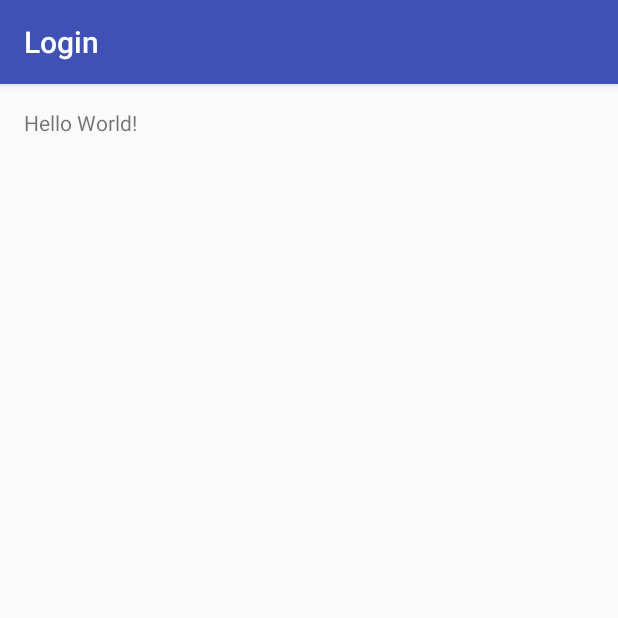
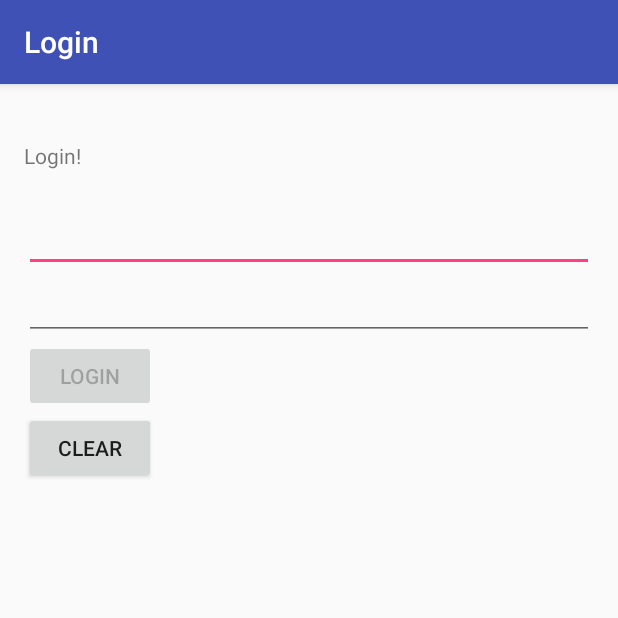
Before and after one commit to rvkumar92/android, an Android app: the screen it shows after launch (MainActivity), on a phone screen of 412 x 824 dp, the top half of it. Run offline under Robolectric (Android 15) with nearby library versions, the phone set to English and light mode, and no system bars.

Commit message:
login page that redirects to another activity using intent

```diff
--- a/Login/app/src/main/java/com/rvkumar/login/MainActivity.java
+++ b/Login/app/src/main/java/com/rvkumar/login/MainActivity.java
@@ -1,13 +1,104 @@
 package com.rvkumar.login;
 
+import android.content.Intent;
 import android.support.v7.app.AppCompatActivity;
 import android.os.Bundle;
+import android.text.Editable;
+import android.text.TextWatcher;
+import android.view.View;
+import android.widget.Button;
+import android.widget.EditText;
 
 public class MainActivity extends AppCompatActivity {
+    final String uName= "ind.vijayworldz@gmail.com";
+    final String pwd = "born2win";
 
+    boolean userStatus = false;
+    boolean passwordStatus = false;
+    Button login, clear;
+    EditText username, password;
     @Override
     protected void onCreate(Bundle savedInstanceState) {
+
         super.onCreate(savedInstanceState);
         setContentView(R.layout.activity_main);
+        final Intent intent = new Intent(this,LoginPage.class);
+        login = (Button) findViewById(R.id.login);
+        clear = (Button) findViewById(R.id.clear);
+        username = (EditText) findViewById(R.id.username);
+        password = (EditText) findViewById(R.id.password);
+        login.setEnabled(false);
+        login.setOnClickListener(new Button.OnClickListener() {
+
+            @Override
+            public void onClick(View v) {
+                intent.putExtra("userName", username.getText().toString());
+                intent.addFlags(intent.FLAG_ACTIVITY_CLEAR_TASK);
+                intent.addFlags(intent.FLAG_ACTIVITY_NEW_TASK);
+                startActivity(intent);
+            }
+        });
+
+        clear.setOnClickListener(new Button.OnClickListener() {
+
+            @Override
+            public void onClick(View v) {
+                username.setText("");
+                password.setText("");
+            }
+        });
+
+        username.addTextChangedListener(new TextWatcher() {
+            @Override
+            public void beforeTextChanged(CharSequence s, int start, int count, int after) {
+
+            }
+
+            @Override
+            public void onTextChanged(CharSequence s, int start, int before, int count) {
+                System.out.println(username.getText().toString());
+                System.out.println(uName);
+                System.out.println(uName.equals(username.getText().toString()));
+                if (uName.equals(username.getText().toString())) {
+                    userStatus = true;
+                } else {
+                    userStatus = false;
+                }
+            }
+
+            @Override
+            public void afterTextChanged(Editable s) {
+                if (userStatus && passwordStatus) {
+                    login.setEnabled(true);
+                } else {
+                    login.setEnabled(false);
+                }
+            }
+        });
+
+        password.addTextChangedListener(new TextWatcher() {
+            @Override
+            public void beforeTextChanged(CharSequence s, int start, int count, int after) {
+
+            }
+
+            @Override
+            public void onTextChanged(CharSequence s, int start, int before, int count) {
+                if(pwd.equals(password.getText().toString())){
+                    passwordStatus = true;
+                }else{
+                    passwordStatus = false;
+                }
+            }
+
+            @Override
+            public void afterTextChanged(Editable s) {
+                if (userStatus && passwordStatus) {
+                    login.setEnabled(true);
+                } else {
+                    login.setEnabled(false);
+                }
+            }
+        });
     }
 }
--- a/Login/app/src/main/res/layout/activity_main.xml
+++ b/Login/app/src/main/res/layout/activity_main.xml
@@ -1,5 +1,5 @@
 <?xml version="1.0" encoding="utf-8"?>
-<RelativeLayout xmlns:android="http://schemas.android.com/apk/res/android"
+<LinearLayout xmlns:android="http://schemas.android.com/apk/res/android"
     xmlns:tools="http://schemas.android.com/tools"
     android:layout_width="match_parent"
     android:layout_height="match_parent"
@@ -7,10 +7,38 @@
     android:paddingLeft="@dimen/activity_horizontal_margin"
     android:paddingRight="@dimen/activity_horizontal_margin"
     android:paddingTop="@dimen/activity_vertical_margin"
+    android:orientation="vertical"
     tools:context="com.rvkumar.login.MainActivity">
 
     <TextView
         android:layout_width="wrap_content"
         android:layout_height="wrap_content"
-        android:text="Hello World!" />
-</RelativeLayout>
+        android:minHeight="?android:attr/listPreferredItemHeight"
+        android:gravity="center_vertical"
+        android:text="Login!"
+        android:id="@+id/textview"/>
+    <EditText
+        android:layout_width="match_parent"
+        android:layout_height="wrap_content"
+        android:inputType="textEmailAddress"
+        android:layout_alignBottom="@+id/textview"
+        android:id="@+id/username"
+        />
+    <EditText
+        android:layout_width="match_parent"
+        android:layout_height="wrap_content"
+        android:inputType="textWebPassword"
+        android:layout_alignBottom="@+id/username"
+        android:id="@+id/password"
+        />
+        <Button
+            android:layout_width="wrap_content"
+            android:layout_height="wrap_content"
+            android:text="Login"
+            android:id="@+id/login"/>
+        <Button
+            android:layout_width="wrap_content"
+            android:layout_height="wrap_content"
+            android:text="Clear"
+            android:id="@+id/clear"/>
+</LinearLayout>
```
Also changed, not shown: Login/app/src/main/java/com/rvkumar/login/LoginPage.java (added, +34 -0 lines), Login/app/src/main/res/layout/login.xml (added, +16 -0 lines).
